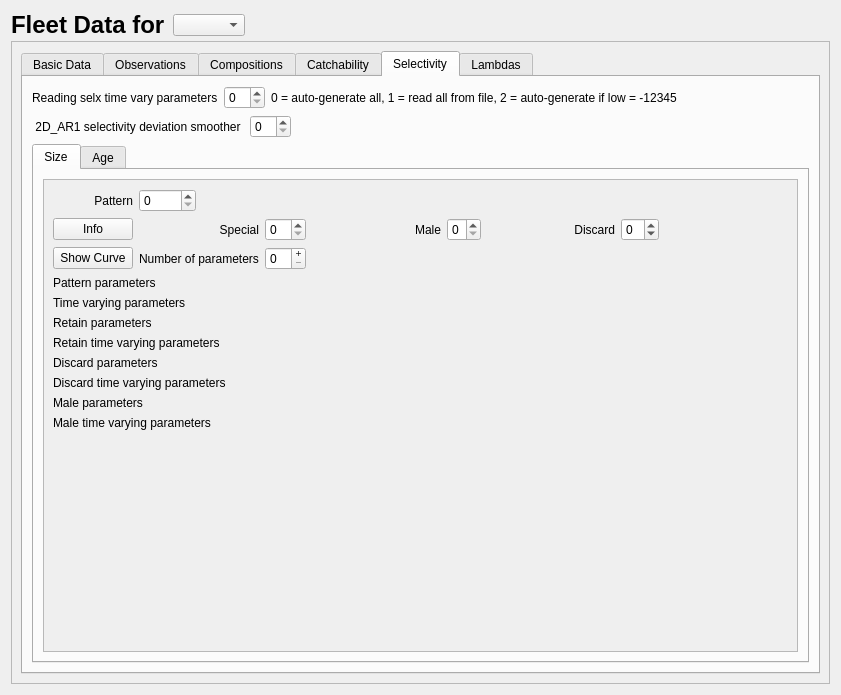
Above: src/fleet_widget.ui from nmfs-ost/ss3-ssi before the change. Below: the same form after it.
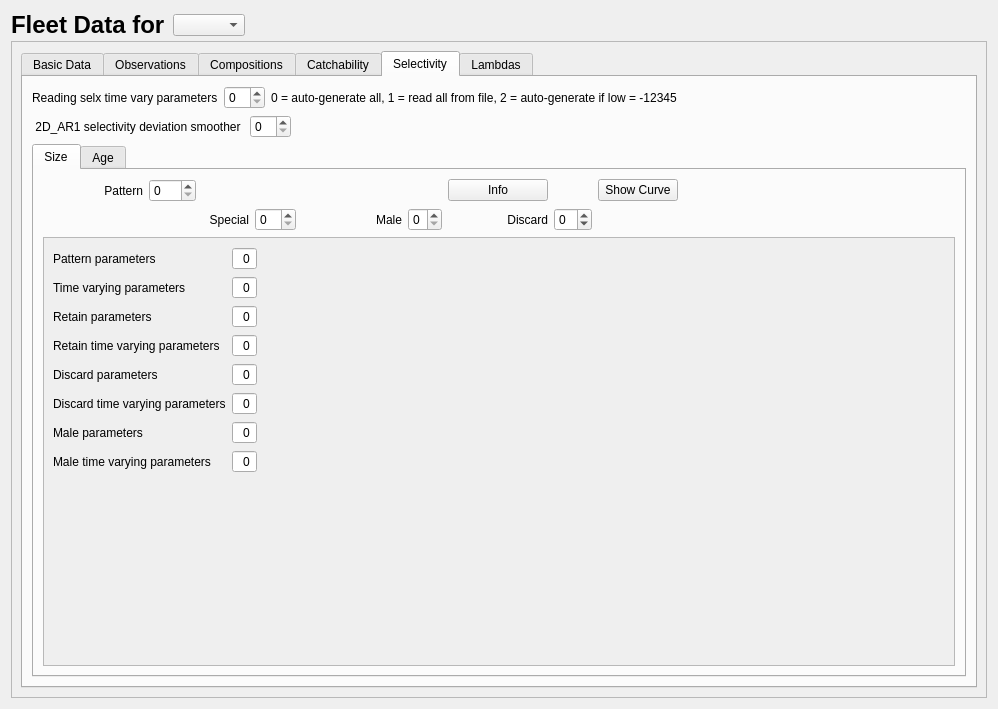
That is the form after the change. Icons and pictures are not drawn.

Commit message: selex size and age show all params and tv params

Patch:
```diff
--- a/src/fleet_widget.ui
+++ b/src/fleet_widget.ui
@@ -6,10 +6,16 @@
    <rect>
     <x>0</x>
     <y>0</y>
-    <width>841</width>
-    <height>695</height>
+    <width>998</width>
+    <height>709</height>
    </rect>
   </property>
+  <property name="minimumSize">
+   <size>
+    <width>40</width>
+    <height>0</height>
+   </size>
+  </property>
   <property name="windowTitle">
    <string>Form</string>
   </property>
@@ -1639,7 +1645,158 @@
              </attribute>
              <layout class="QVBoxLayout" name="verticalLayout_11">
               <item>
-               <widget class="QScrollArea" name="scrollArea_sel_size">
+               <layout class="QGridLayout" name="gridLayout_selex_size_heading">
+                <item row="1" column="7">
+                 <widget class="QSpinBox" name="spinBox_selex_size_discard">
+                  <property name="minimum">
+                   <number>-4</number>
+                  </property>
+                  <property name="maximum">
+                   <number>4</number>
+                  </property>
+                 </widget>
+                </item>
+                <item row="0" column="6">
+                 <widget class="QPushButton" name="pushButton_selex_size_pattern_info">
+                  <property name="text">
+                   <string>Info</string>
+                  </property>
+                 </widget>
+                </item>
+                <item row="0" column="0">
+                 <widget class="QLabel" name="label_selex_size_pattern">
+                  <property name="minimumSize">
+                   <size>
+                    <width>100</width>
+                    <height>0</height>
+                   </size>
+                  </property>
+                  <property name="text">
+                   <string>Pattern</string>
+                  </property>
+                  <property name="alignment">
+                   <set>Qt::AlignRight|Qt::AlignTrailing|Qt::AlignVCenter</set>
+                  </property>
+                 </widget>
+                </item>
+                <item row="1" column="1" colspan="2">
+                 <widget class="QLabel" name="label_selex_size_special">
+                  <property name="minimumSize">
+                   <size>
+                    <width>100</width>
+                    <height>0</height>
+                   </size>
+                  </property>
+                  <property name="text">
+                   <string>Special</string>
+                  </property>
+                  <property name="alignment">
+                   <set>Qt::AlignRight|Qt::AlignTrailing|Qt::AlignVCenter</set>
+                  </property>
+                 </widget>
+                </item>
+                <item row="0" column="1">
+                 <widget class="QSpinBox" name="spinBox_selex_size_pattern">
+                  <property name="prefix">
+                   <string/>
+                  </property>
+                  <property name="maximum">
+                   <number>43</number>
+                  </property>
+                 </widget>
+                </item>
+                <item row="0" column="2" colspan="3">
+                 <widget class="QLabel" name="label_selex_size_pattern_info">
+                  <property name="text">
+                   <string/>
+                  </property>
+                 </widget>
+                </item>
+                <item row="0" column="7">
+                 <spacer name="horizontalSpacer_33">
+                  <property name="orientation">
+                   <enum>Qt::Horizontal</enum>
+                  </property>
+                  <property name="sizeType">
+                   <enum>QSizePolicy::Fixed</enum>
+                  </property>
+                  <property name="sizeHint" stdset="0">
+                   <size>
+                    <width>37</width>
+                    <height>20</height>
+                   </size>
+                  </property>
+                 </spacer>
+                </item>
+                <item row="1" column="5">
+                 <widget class="QSpinBox" name="spinBox_selex_size_male">
+                  <property name="maximum">
+                   <number>4</number>
+                  </property>
+                 </widget>
+                </item>
+                <item row="0" column="8">
+                 <widget class="QPushButton" name="pushButton_selex_size_curve">
+                  <property name="text">
+                   <string>Show Curve</string>
+                  </property>
+                  <property name="checkable">
+                   <bool>true</bool>
+                  </property>
+                 </widget>
+                </item>
+                <item row="1" column="4">
+                 <widget class="QLabel" name="label_selex_size_male">
+                  <property name="minimumSize">
+                   <size>
+                    <width>100</width>
+                    <height>0</height>
+                   </size>
+                  </property>
+                  <property name="text">
+                   <string>Male</string>
+                  </property>
+                  <property name="alignment">
+                   <set>Qt::AlignRight|Qt::AlignTrailing|Qt::AlignVCenter</set>
+                  </property>
+                 </widget>
+                </item>
+                <item row="1" column="6">
+                 <widget class="QLabel" name="label_selex_size_discard">
+                  <property name="minimumSize">
+                   <size>
+                    <width>100</width>
+                    <height>0</height>
+                   </size>
+                  </property>
+                  <property name="text">
+                   <string>Discard</string>
+                  </property>
+                  <property name="alignment">
+                   <set>Qt::AlignRight|Qt::AlignTrailing|Qt::AlignVCenter</set>
+                  </property>
+                 </widget>
+                </item>
+                <item row="1" column="9">
+                 <spacer name="horizontalSpacer_23">
+                  <property name="orientation">
+                   <enum>Qt::Horizontal</enum>
+                  </property>
+                  <property name="sizeHint" stdset="0">
+                   <size>
+                    <width>40</width>
+                    <height>20</height>
+                   </size>
+                  </property>
+                 </spacer>
+                </item>
+                <item row="1" column="3">
+                 <widget class="QSpinBox" name="spinBox_selex_size_special"/>
+                </item>
+               </layout>
+              </item>
+              <item>
+               <widget class="QScrollArea" name="scrollArea_selex_size">
                 <property name="widgetResizable">
                  <bool>true</bool>
                 </property>
@@ -1648,13 +1805,20 @@
                   <rect>
                    <x>0</x>
                    <y>0</y>
-                   <width>737</width>
-                   <height>415</height>
+                   <width>852</width>
+                   <height>348</height>
                   </rect>
                  </property>
                  <layout class="QVBoxLayout" name="verticalLayout_17">
                   <item>
-                   <layout class="QGridLayout" name="selex_size">
+                   <layout class="QGridLayout" name="selex_size_parameters">
+                    <item row="15" column="0" colspan="3">
+                     <widget class="QLabel" name="label_sel_size_male_params">
+                      <property name="text">
+                       <string>Male parameters</string>
+                      </property>
+                     </widget>
+                    </item>
                     <item row="17" column="0" colspan="3">
                      <widget class="QLabel" name="label_sel_size_male_tv_params">
                       <property name="text">
@@ -1662,6 +1826,25 @@
                       </property>
                      </widget>
                     </item>
+                    <item row="18" column="0" colspan="8">
+                     <layout class="QVBoxLayout" name="verticalLayout_selex_size_male_tv_parms"/>
+                    </item>
+                    <item row="14" column="0" colspan="8">
+                     <layout class="QVBoxLayout" name="verticalLayout_selex_size_discard_tv_parms"/>
+                    </item>
+                    <item row="6" column="0" colspan="8">
+                     <layout class="QVBoxLayout" name="verticalLayout_selex_size_timevary_parms"/>
+                    </item>
+                    <item row="10" column="0" colspan="8">
+                     <layout class="QVBoxLayout" name="verticalLayout_selex_size_retain_tv_parms"/>
+                    </item>
+                    <item row="5" column="0" colspan="3">
+                     <widget class="QLabel" name="label_sel_size_timevary_parms">
+                      <property name="text">
+                       <string>Time varying parameters</string>
+                      </property>
+                     </widget>
+                    </item>
                     <item row="9" column="0" colspan="3">
                      <widget class="QLabel" name="label_sel_size_retain_tv_params">
                       <property name="text">
@@ -1669,210 +1852,201 @@
                       </property>
                      </widget>
                     </item>
+                    <item row="3" column="5">
+                     <spacer name="horizontalSpacer_28">
+                      <property name="orientation">
+                       <enum>Qt::Horizontal</enum>
+                      </property>
+                      <property name="sizeHint" stdset="0">
+                       <size>
+                        <width>40</width>
+                        <height>20</height>
+                       </size>
+                      </property>
+                     </spacer>
+                    </item>
                     <item row="13" column="0" colspan="3">
                      <widget class="QLabel" name="label_sel_size_discard_tv_params">
+                      <property name="minimumSize">
+                       <size>
+                        <width>155</width>
+                        <height>0</height>
+                       </size>
+                      </property>
                       <property name="text">
                        <string>Discard time varying parameters</string>
                       </property>
                      </widget>
                     </item>
-                    <item row="12" column="0" colspan="11">
-                     <layout class="QVBoxLayout" name="verticalLayout_sel_size_discard"/>
-                    </item>
-                    <item row="0" column="0">
-                     <widget class="QLabel" name="label_selex_size_pattern">
+                    <item row="7" column="0" colspan="3">
+                     <widget class="QLabel" name="label_sel_size_retain_params">
                       <property name="text">
-                       <string>Pattern</string>
-                      </property>
-                      <property name="alignment">
-                       <set>Qt::AlignRight|Qt::AlignTrailing|Qt::AlignVCenter</set>
+                       <string>Retain parameters</string>
                       </property>
                      </widget>
                     </item>
-                    <item row="8" column="0" colspan="11">
-                     <layout class="QVBoxLayout" name="verticalLayout_sel_size_retain"/>
+                    <item row="3" column="8">
+                     <spacer name="horizontalSpacer_26">
+                      <property name="orientation">
+                       <enum>Qt::Horizontal</enum>
+                      </property>
+                      <property name="sizeHint" stdset="0">
+                       <size>
+                        <width>40</width>
+                        <height>20</height>
+                       </size>
+                      </property>
+                     </spacer>
                     </item>
-                    <item row="4" column="0" colspan="11">
+                    <item row="3" column="4">
+                     <spacer name="horizontalSpacer_22">
+                      <property name="orientation">
+                       <enum>Qt::Horizontal</enum>
+                      </property>
+                      <property name="sizeHint" stdset="0">
+                       <size>
+                        <width>40</width>
+                        <height>20</height>
+                       </size>
+                      </property>
+                     </spacer>
+                    </item>
+                    <item row="4" column="0" colspan="9">
                      <layout class="QVBoxLayout" name="verticalLayout_selex_size_params"/>
                     </item>
-                    <item row="11" column="0" colspan="4">
-                     <widget class="QLabel" name="label_sel_size_discard_params">
-                      <property name="text">
-                       <string>Discard parameters</string>
-                      </property>
-                     </widget>
+                    <item row="8" column="0" colspan="9">
+                     <layout class="QVBoxLayout" name="verticalLayout_sel_size_retain"/>
                     </item>
-                    <item row="5" column="0" colspan="3">
-                     <widget class="QLabel" name="label_selex_size_timevary_parms">
-                      <property name="text">
-                       <string>Time varying parameters</string>
-                      </property>
-                     </widget>
+                    <item row="12" column="0" colspan="9">
+                     <layout class="QVBoxLayout" name="verticalLayout_sel_size_discard"/>
                     </item>
-                    <item row="15" column="0" colspan="3">
-                     <widget class="QLabel" name="label_sel_size_male_params">
-                      <property name="text">
-                       <string>Male parameters</string>
+                    <item row="16" column="0" colspan="9">
+                     <layout class="QVBoxLayout" name="verticalLayout_sel_size_male"/>
+                    </item>
+                    <item row="3" column="3">
+                     <widget class="QSpinBox" name="spinBox_selex_size_num_params">
+                      <property name="alignment">
+                       <set>Qt::AlignRight|Qt::AlignTrailing|Qt::AlignVCenter</set>
+                      </property>
+                      <property name="readOnly">
+                       <bool>true</bool>
+                      </property>
+                      <property name="buttonSymbols">
+                       <enum>QAbstractSpinBox::NoButtons</enum>
+                      </property>
+                      <property name="prefix">
+                       <string/>
                       </property>
                      </widget>
                     </item>
                     <item row="3" column="0" colspan="3">
                      <widget class="QLabel" name="label_sel_size_pattern_params">
+                      <property name="minimumSize">
+                       <size>
+                        <width>155</width>
+                        <height>0</height>
+                       </size>
+                      </property>
                       <property name="text">
                        <string>Pattern parameters </string>
                       </property>
                      </widget>
                     </item>
-                    <item row="1" column="5">
-                     <widget class="QLabel" name="label_selex_size_male">
+                    <item row="11" column="0" colspan="3">
+                     <widget class="QLabel" name="label_sel_size_discard_params">
                       <property name="text">
-                       <string>Male</string>
+                       <string>Discard parameters</string>
                       </property>
+                     </widget>
+                    </item>
+                    <item row="5" column="3">
+                     <widget class="QSpinBox" name="spinBox_selex_size_numTVParams">
                       <property name="alignment">
                        <set>Qt::AlignRight|Qt::AlignTrailing|Qt::AlignVCenter</set>
                       </property>
-                     </widget>
-                    </item>
-                    <item row="2" column="3">
-                     <widget class="QSpinBox" name="spinBox_selex_size_num_params">
                       <property name="readOnly">
-                       <bool>false</bool>
+                       <bool>true</bool>
                       </property>
                       <property name="buttonSymbols">
-                       <enum>QAbstractSpinBox::PlusMinus</enum>
+                       <enum>QAbstractSpinBox::NoButtons</enum>
                       </property>
-                      <property name="prefix">
-                       <string/>
-                      </property>
                      </widget>
                     </item>
-                    <item row="1" column="6">
-                     <widget class="QSpinBox" name="spinBox_selex_size_male">
-                      <property name="maximum">
-                       <number>4</number>
+                    <item row="7" column="3">
+                     <widget class="QSpinBox" name="spinBox_selex_size_numRetnParams">
+                      <property name="alignment">
+                       <set>Qt::AlignRight|Qt::AlignTrailing|Qt::AlignVCenter</set>
                       </property>
-                     </widget>
-                    </item>
-                    <item row="1" column="9">
-                     <widget class="QSpinBox" name="spinBox_selex_size_discard">
-                      <property name="minimum">
-                       <number>-4</number>
+                      <property name="readOnly">
+                       <bool>true</bool>
                       </property>
-                      <property name="maximum">
-                       <number>4</number>
+                      <property name="buttonSymbols">
+                       <enum>QAbstractSpinBox::NoButtons</enum>
                       </property>
                      </widget>
                     </item>
-                    <item row="1" column="8">
-                     <widget class="QLabel" name="label_selex_size_discard">
-                      <property name="text">
-                       <string>Discard</string>
-                      </property>
+                    <item row="9" column="3">
+                     <widget class="QSpinBox" name="spinBox_selex_size_numRetnTVParams">
                       <property name="alignment">
                        <set>Qt::AlignRight|Qt::AlignTrailing|Qt::AlignVCenter</set>
                       </property>
-                     </widget>
-                    </item>
-                    <item row="16" column="0" colspan="11">
-                     <layout class="QVBoxLayout" name="verticalLayout_sel_size_male"/>
-                    </item>
-                    <item row="2" column="10">
-                     <spacer name="horizontalSpacer_23">
-                      <property name="orientation">
-                       <enum>Qt::Horizontal</enum>
+                      <property name="readOnly">
+                       <bool>true</bool>
                       </property>
-                      <property name="sizeHint" stdset="0">
-                       <size>
-                        <width>40</width>
-                        <height>20</height>
-                       </size>
+                      <property name="buttonSymbols">
+                       <enum>QAbstractSpinBox::NoButtons</enum>
                       </property>
-                     </spacer>
+                     </widget>
                     </item>
-                    <item row="2" column="5">
-                     <spacer name="horizontalSpacer_26">
-                      <property name="orientation">
-                       <enum>Qt::Horizontal</enum>
+                    <item row="11" column="3">
+                     <widget class="QSpinBox" name="spinBox_selex_size_numDiscParams">
+                      <property name="alignment">
+                       <set>Qt::AlignRight|Qt::AlignTrailing|Qt::AlignVCenter</set>
                       </property>
-                      <property name="sizeHint" stdset="0">
-                       <size>
-                        <width>40</width>
-                        <height>20</height>
-                       </size>
+                      <property name="readOnly">
+                       <bool>true</bool>
                       </property>
-                     </spacer>
-                    </item>
-                    <item row="2" column="8">
-                     <spacer name="horizontalSpacer_28">
-                      <property name="orientation">
-                       <enum>Qt::Horizontal</enum>
+                      <property name="buttonSymbols">
+                       <enum>QAbstractSpinBox::NoButtons</enum>
                       </property>
-                      <property name="sizeHint" stdset="0">
-                       <size>
-                        <width>40</width>
-                        <height>20</height>
-                       </size>
-                      </property>
-                     </spacer>
+                     </widget>
                     </item>
-                    <item row="2" column="0">
-                     <widget class="QPushButton" name="pushButton_selex_size_curve">
-                      <property name="text">
-                       <string>Show Curve</string>
+                    <item row="13" column="3">
+                     <widget class="QSpinBox" name="spinBox_selex_size_numDiscTVParams">
+                      <property name="alignment">
+                       <set>Qt::AlignRight|Qt::AlignTrailing|Qt::AlignVCenter</set>
                       </property>
-                      <property name="checkable">
+                      <property name="readOnly">
                        <bool>true</bool>
                       </property>
-                     </widget>
-                    </item>
-                    <item row="1" column="0">
-                     <widget class="QPushButton" name="pushButton_selex_size_pattern_info">
-                      <property name="text">
-                       <string>Info</string>
+                      <property name="buttonSymbols">
+                       <enum>QAbstractSpinBox::NoButtons</enum>
                       </property>
                      </widget>
                     </item>
-                    <item row="1" column="3">
-                     <widget class="QSpinBox" name="spinBox_selex_size_special"/>
-                    </item>
-                    <item row="0" column="2" colspan="8">
-                     <widget class="QLabel" name="label_selex_size_pattern_info">
-                      <property name="text">
-                       <string/>
-                      </property>
-                     </widget>
-                    </item>
-                    <item row="1" column="1" colspan="2">
-                     <widget class="QLabel" name="label_selex_size_special">
-                      <property name="text">
-                       <string>Special</string>
-                      </property>
+                    <item row="15" column="3">
+                     <widget class="QSpinBox" name="spinBox_selex_size_numMaleParams">
                       <property name="alignment">
                        <set>Qt::AlignRight|Qt::AlignTrailing|Qt::AlignVCenter</set>
                       </property>
-                     </widget>
-                    </item>
-                    <item row="2" column="1" colspan="2">
-                     <widget class="QLabel" name="label_selex_size_num_params">
-                      <property name="text">
-                       <string>Number of parameters</string>
+                      <property name="readOnly">
+                       <bool>true</bool>
                       </property>
+                      <property name="buttonSymbols">
+                       <enum>QAbstractSpinBox::NoButtons</enum>
+                      </property>
                      </widget>
                     </item>
-                    <item row="0" column="1">
-                     <widget class="QSpinBox" name="spinBox_selex_size_pattern">
-                      <property name="prefix">
-                       <string/>
+                    <item row="17" column="3">
+                     <widget class="QSpinBox" name="spinBox_selex_size_numMaleTVParams">
+                      <property name="alignment">
+                       <set>Qt::AlignRight|Qt::AlignTrailing|Qt::AlignVCenter</set>
                       </property>
-                      <property name="maximum">
-                       <number>43</number>
+                      <property name="readOnly">
+                       <bool>true</bool>
                       </property>
-                     </widget>
-                    </item>
-                    <item row="7" column="0" colspan="3">
-                     <widget class="QLabel" name="label_sel_size_retain_params">
-                      <property name="text">
-                       <string>Retain parameters</string>
+                      <property name="buttonSymbols">
+                       <enum>QAbstractSpinBox::NoButtons</enum>
                       </property>
                      </widget>
                     </item>
```
Left out of the diff: 495 changed lines with no effect on the pictures. The commit also changes 11 other files.
